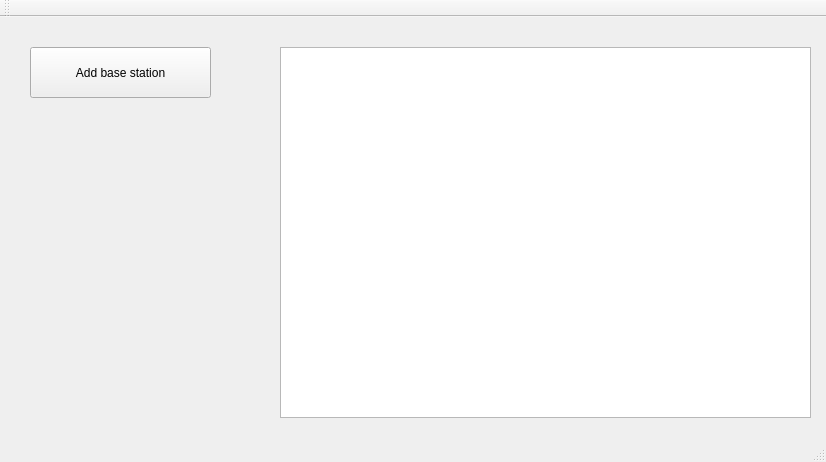
Above: mainwindow.ui from Berlisia/RSRPCalclulator before the change. Below: the same form after it.
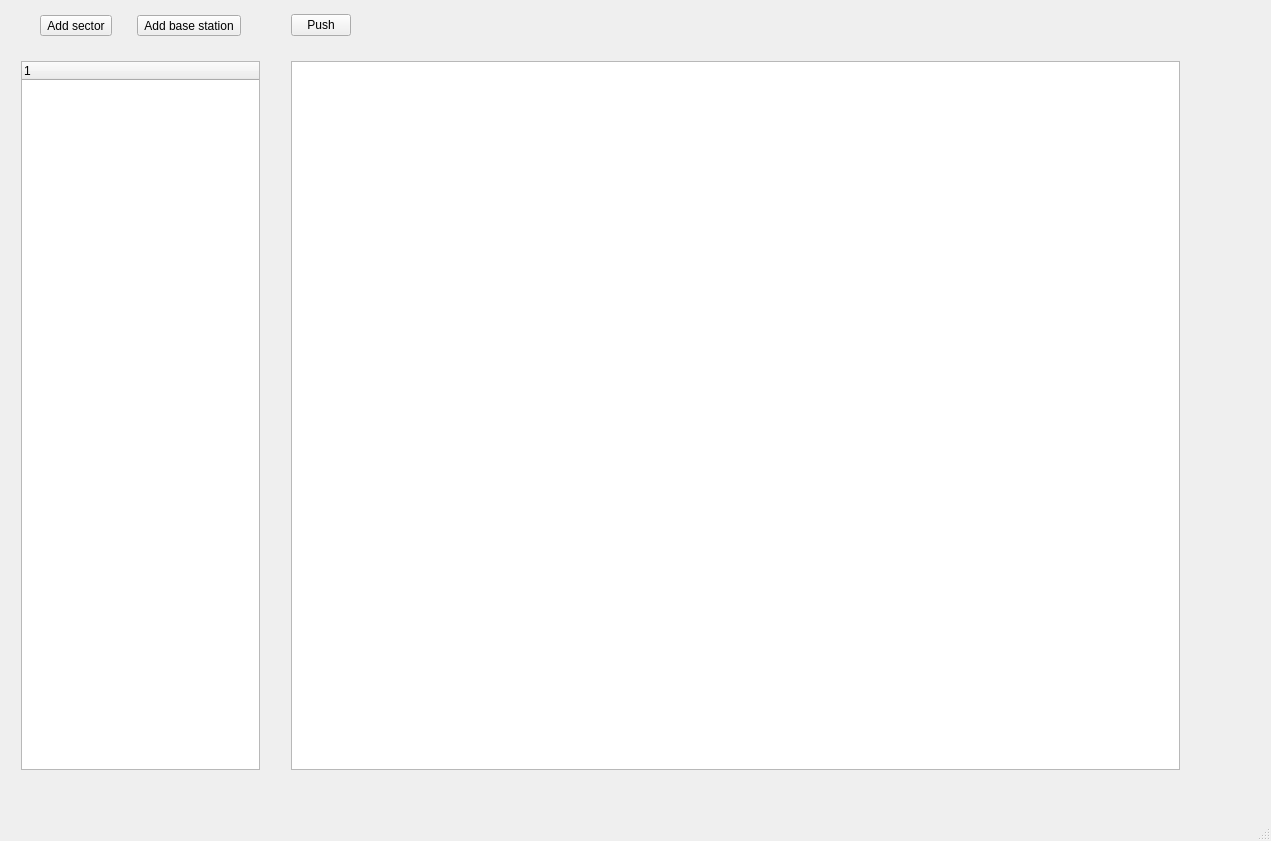
That is the form after the change.

```diff
--- a/mainwindow.ui
+++ b/mainwindow.ui
@@ -6,38 +6,115 @@
    <rect>
     <x>0</x>
     <y>0</y>
-    <width>826</width>
-    <height>462</height>
+    <width>1271</width>
+    <height>841</height>
    </rect>
   </property>
   <property name="windowTitle">
    <string>MainWindow</string>
   </property>
+  <property name="styleSheet">
+   <string notr="true"/>
+  </property>
   <widget class="QWidget" name="centralWidget">
-   <widget class="QGraphicsView" name="graphicsView">
+   <widget class="QWidget" name="horizontalLayoutWidget">
     <property name="geometry">
      <rect>
+      <x>10</x>
+      <y>50</y>
+      <width>261</width>
+      <height>731</height>
+     </rect>
+    </property>
+    <layout class="QHBoxLayout" name="horizontalLayout">
+     <item>
+      <widget class="QTreeWidget" name="treeWidget">
+       <column>
+        <property name="text">
+         <string notr="true">1</string>
+        </property>
+       </column>
+      </widget>
+     </item>
+    </layout>
+   </widget>
+   <widget class="QWidget" name="horizontalLayoutWidget_2">
+    <property name="geometry">
+     <rect>
       <x>280</x>
-      <y>30</y>
-      <width>531</width>
-      <height>371</height>
+      <y>50</y>
+      <width>911</width>
+      <height>731</height>
      </rect>
     </property>
+    <layout class="QHBoxLayout" name="horizontalLayout_2">
+     <item>
+      <widget class="QGraphicsView" name="mapGraphicsView"/>
+     </item>
+    </layout>
    </widget>
-   <widget class="QPushButton" name="pushButton">
+   <widget class="QWidget" name="verticalLayoutWidget_2">
     <property name="geometry">
      <rect>
-      <x>30</x>
-      <y>30</y>
-      <width>181</width>
+      <x>280</x>
+      <y>0</y>
+      <width>82</width>
       <height>51</height>
      </rect>
     </property>
-    <property name="text">
-     <string>Add base station</string>
+    <layout class="QVBoxLayout" name="verticalLayout_2">
+     <item>
+      <widget class="QPushButton" name="calculatePushButton">
+       <property name="text">
+        <string>Push</string>
+       </property>
+      </widget>
+     </item>
+    </layout>
+   </widget>
+   <widget class="QWidget" name="horizontalLayoutWidget_3">
+    <property name="geometry">
+     <rect>
+      <x>10</x>
+      <y>0</y>
+      <width>261</width>
+      <height>51</height>
+     </rect>
     </property>
+    <layout class="QHBoxLayout" name="horizontalLayout_3">
+     <item>
+      <widget class="QToolButton" name="sectorToolButton">
+       <property name="text">
+        <string>Add sector</string>
+       </property>
+      </widget>
+     </item>
+     <item>
+      <widget class="QToolButton" name="baseToolButton">
+       <property name="styleSheet">
+        <string notr="true">
+</string>
+       </property>
+       <property name="text">
+        <string>Add base station</string>
+       </property>
+      </widget>
+     </item>
+    </layout>
+   </widget>
+   <widget class="QWidget" name="verticalLayoutWidget">
+    <property name="geometry">
+     <rect>
+      <x>360</x>
+      <y>0</y>
+      <width>831</width>
+      <height>51</height>
+     </rect>
+    </property>
+    <layout class="QVBoxLayout" name="verticalLayout"/>
    </widget>
   </widget>
+  <widget class="QStatusBar" name="statusBar"/>
   <widget class="QMenuBar" name="menuBar">
    <property name="geometry">
     <rect>
@@ -48,15 +125,6 @@
     </rect>
    </property>
   </widget>
-  <widget class="QToolBar" name="mainToolBar">
-   <attribute name="toolBarArea">
-    <enum>TopToolBarArea</enum>
-   </attribute>
-   <attribute name="toolBarBreak">
-    <bool>false</bool>
-   </attribute>
-  </widget>
-  <widget class="QStatusBar" name="statusBar"/>
  </widget>
  <layoutdefault spacing="6" margin="11"/>
  <resources/>
```
Left out of the diff: 2 changed lines with no effect on the pictures.
